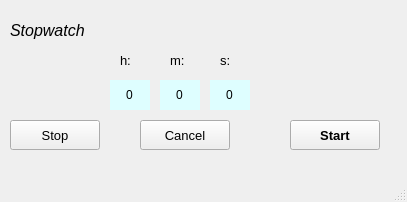
This is WorkClock.ui in Pr0meTheuSS/WorkClock as Qt 5 draws it before an edit. The edited form follows.
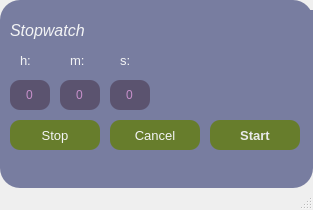
This is the edited form.

Commit message: Add features for start and stop timer, change visual styles

Diff of the .ui file:
```diff
--- a/WorkClock.ui
+++ b/WorkClock.ui
@@ -9,21 +9,33 @@
    <rect>
     <x>0</x>
     <y>0</y>
-    <width>407</width>
-    <height>202</height>
+    <width>313</width>
+    <height>210</height>
    </rect>
   </property>
   <property name="windowTitle">
    <string>WorkClock</string>
   </property>
+  <property name="autoFillBackground">
+   <bool>false</bool>
+  </property>
+  <property name="styleSheet">
+   <string notr="true"/>
+  </property>
   <property name="toolButtonStyle">
    <enum>Qt::ToolButtonTextOnly</enum>
   </property>
   <widget class="QWidget" name="centralwidget">
+   <property name="styleSheet">
+    <string notr="true">QWidget{
+	background-color: rgb(120, 125, 160);
+	border-radius:20px;
+}</string>
+   </property>
    <widget class="QPushButton" name="Start_btn">
     <property name="geometry">
      <rect>
-      <x>290</x>
+      <x>210</x>
       <y>120</y>
       <width>90</width>
       <height>30</height>
@@ -36,6 +48,13 @@
       <bold>true</bold>
      </font>
     </property>
+    <property name="styleSheet">
+     <string notr="true">QPushButton{
+background-color: rgb(103, 125, 44);
+border-radius:10px;
+	color: rgb(233, 234, 235);
+}</string>
+    </property>
     <property name="text">
      <string>Start</string>
     </property>
@@ -65,6 +84,14 @@
     <property name="autoFillBackground">
      <bool>false</bool>
     </property>
+    <property name="styleSheet">
+     <string notr="true">QPushButton{
+background-color: rgb(103, 125, 44);
+border-radius:10px;
+color: rgb(243, 244, 245);
+}
+</string>
+    </property>
     <property name="text">
      <string>Stop</string>
     </property>
@@ -84,6 +111,11 @@
       <italic>true</italic>
      </font>
     </property>
+    <property name="styleSheet">
+     <string notr="true">QLabel{
+color: rgb(243, 244, 245);
+}</string>
+    </property>
     <property name="text">
      <string>Stopwatch</string>
     </property>
@@ -91,7 +123,7 @@
    <widget class="QPushButton" name="Cancel_btn">
     <property name="geometry">
      <rect>
-      <x>140</x>
+      <x>110</x>
       <y>120</y>
       <width>90</width>
       <height>30</height>
@@ -113,6 +145,14 @@
     <property name="autoFillBackground">
      <bool>false</bool>
     </property>
+    <property name="styleSheet">
+     <string notr="true">QPushButton{
+background-color: rgb(103, 125, 44);
+border-radius:10px;
+color: rgb(243, 244, 245);
+}
+</string>
+    </property>
     <property name="text">
      <string>Cancel</string>
     </property>
@@ -133,7 +173,7 @@
    <widget class="QSpinBox" name="spinBoxHours">
     <property name="geometry">
      <rect>
-      <x>110</x>
+      <x>10</x>
       <y>80</y>
       <width>40</width>
       <height>30</height>
@@ -145,18 +185,18 @@
        <colorrole role="WindowText">
         <brush brushstyle="SolidPattern">
          <color alpha="255">
-          <red>0</red>
-          <green>0</green>
-          <blue>0</blue>
+          <red>199</red>
+          <green>143</green>
+          <blue>202</blue>
          </color>
         </brush>
        </colorrole>
        <colorrole role="Button">
         <brush brushstyle="SolidPattern">
          <color alpha="255">
-          <red>162</red>
-          <green>214</green>
-          <blue>214</blue>
+          <red>91</red>
+          <green>83</green>
+          <blue>111</blue>
          </color>
         </brush>
        </colorrole>
@@ -199,9 +239,9 @@
        <colorrole role="Text">
         <brush brushstyle="SolidPattern">
          <color alpha="255">
-          <red>0</red>
-          <green>0</green>
-          <blue>0</blue>
+          <red>199</red>
+          <green>143</green>
+          <blue>202</blue>
          </color>
         </brush>
        </colorrole>
@@ -217,27 +257,27 @@
        <colorrole role="ButtonText">
         <brush brushstyle="SolidPattern">
          <color alpha="255">
-          <red>0</red>
-          <green>0</green>
-          <blue>0</blue>
+          <red>199</red>
+          <green>143</green>
+          <blue>202</blue>
          </color>
         </brush>
        </colorrole>
        <colorrole role="Base">
         <brush brushstyle="SolidPattern">
          <color alpha="255">
-          <red>222</red>
-          <green>254</green>
-          <blue>255</blue>
+          <red>91</red>
+          <green>83</green>
+          <blue>111</blue>
          </color>
         </brush>
        </colorrole>
        <colorrole role="Window">
         <brush brushstyle="SolidPattern">
          <color alpha="255">
-          <red>162</red>
-          <green>214</green>
-          <blue>214</blue>
+          <red>91</red>
+          <green>83</green>
+          <blue>111</blue>
          </color>
         </brush>
        </colorrole>
@@ -318,18 +358,18 @@
        <colorrole role="WindowText">
         <brush brushstyle="SolidPattern">
          <color alpha="255">
-          <red>0</red>
-          <green>0</green>
-          <blue>0</blue>
+          <red>199</red>
+          <green>143</green>
+          <blue>202</blue>
          </color>
         </brush>
        </colorrole>
        <colorrole role="Button">
         <brush brushstyle="SolidPattern">
          <color alpha="255">
-          <red>162</red>
-          <green>214</green>
-          <blue>214</blue>
+          <red>91</red>
+          <green>83</green>
+          <blue>111</blue>
          </color>
         </brush>
        </colorrole>
@@ -372,9 +412,9 @@
        <colorrole role="Text">
         <brush brushstyle="SolidPattern">
          <color alpha="255">
-          <red>0</red>
-          <green>0</green>
-          <blue>0</blue>
+          <red>199</red>
+          <green>143</green>
+          <blue>202</blue>
          </color>
         </brush>
        </colorrole>
@@ -390,27 +430,27 @@
        <colorrole role="ButtonText">
         <brush brushstyle="SolidPattern">
          <color alpha="255">
-          <red>0</red>
-          <green>0</green>
-          <blue>0</blue>
+          <red>199</red>
+          <green>143</green>
+          <blue>202</blue>
          </color>
         </brush>
        </colorrole>
        <colorrole role="Base">
         <brush brushstyle="SolidPattern">
          <color alpha="255">
-          <red>222</red>
-          <green>254</green>
-          <blue>255</blue>
+          <red>91</red>
+          <green>83</green>
+          <blue>111</blue>
          </color>
         </brush>
        </colorrole>
        <colorrole role="Window">
         <brush brushstyle="SolidPattern">
          <color alpha="255">
-          <red>162</red>
-          <green>214</green>
-          <blue>214</blue>
+          <red>91</red>
+          <green>83</green>
+          <blue>111</blue>
          </color>
         </brush>
        </colorrole>
@@ -491,18 +531,18 @@
        <colorrole role="WindowText">
         <brush brushstyle="SolidPattern">
          <color alpha="255">
-          <red>81</red>
-          <green>107</green>
-          <blue>107</blue>
+          <red>199</red>
+          <green>143</green>
+          <blue>202</blue>
          </color>
         </brush>
        </colorrole>
        <colorrole role="Button">
         <brush brushstyle="SolidPattern">
          <color alpha="255">
-          <red>162</red>
-          <green>214</green>
-          <blue>214</blue>
+          <red>91</red>
+          <green>83</green>
+          <blue>111</blue>
          </color>
         </brush>
        </colorrole>
@@ -545,9 +585,9 @@
        <colorrole role="Text">
         <brush brushstyle="SolidPattern">
          <color alpha="255">
-          <red>81</red>
-          <green>107</green>
-          <blue>107</blue>
+          <red>199</red>
+          <green>143</green>
+          <blue>202</blue>
          </color>
         </brush>
        </colorrole>
@@ -563,27 +603,27 @@
        <colorrole role="ButtonText">
         <brush brushstyle="SolidPattern">
          <color alpha="255">
-          <red>81</red>
-          <green>107</green>
-          <blue>107</blue>
+          <red>199</red>
+          <green>143</green>
+          <blue>202</blue>
          </color>
         </brush>
        </colorrole>
        <colorrole role="Base">
         <brush brushstyle="SolidPattern">
          <color alpha="255">
-          <red>162</red>
-          <green>214</green>
-          <blue>214</blue>
+          <red>91</red>
+          <green>83</green>
+          <blue>111</blue>
          </color>
         </brush>
        </colorrole>
        <colorrole role="Window">
         <brush brushstyle="SolidPattern">
          <color alpha="255">
-          <red>162</red>
-          <green>214</green>
-          <blue>214</blue>
+          <red>91</red>
+          <green>83</green>
+          <blue>111</blue>
          </color>
         </brush>
        </colorrole>
@@ -665,6 +705,16 @@
     <property name="contextMenuPolicy">
      <enum>Qt::CustomContextMenu</enum>
     </property>
+    <property name="styleSheet">
+     <string notr="true">QSpinBox{
+color:rgb(199, 143, 202);
+	background-color: rgb(91, 83, 111);
+	border-radius:10px;
+}</string>
+    </property>
+    <property name="wrapping">
+     <bool>true</bool>
+    </property>
     <property name="frame">
      <bool>false</bool>
     </property>
@@ -684,7 +734,7 @@
    <widget class="QSpinBox" name="spinBoxMinutes">
     <property name="geometry">
      <rect>
-      <x>160</x>
+      <x>60</x>
       <y>80</y>
       <width>40</width>
       <height>30</height>
@@ -696,18 +746,18 @@
        <colorrole role="WindowText">
         <brush brushstyle="SolidPattern">
          <color alpha="255">
-          <red>0</red>
-          <green>0</green>
-          <blue>0</blue>
+          <red>199</red>
+          <green>143</green>
+          <blue>202</blue>
          </color>
         </brush>
        </colorrole>
        <colorrole role="Button">
         <brush brushstyle="SolidPattern">
          <color alpha="255">
-          <red>162</red>
-          <green>214</green>
-          <blue>214</blue>
+          <red>91</red>
+          <green>83</green>
+          <blue>111</blue>
          </color>
         </brush>
        </colorrole>
@@ -750,9 +800,9 @@
        <colorrole role="Text">
         <brush brushstyle="SolidPattern">
          <color alpha="255">
-          <red>0</red>
-          <green>0</green>
-          <blue>0</blue>
+          <red>199</red>
+          <green>143</green>
+          <blue>202</blue>
          </color>
         </brush>
        </colorrole>
@@ -768,27 +818,27 @@
        <colorrole role="ButtonText">
         <brush brushstyle="SolidPattern">
          <color alpha="255">
-          <red>0</red>
-          <green>0</green>
-          <blue>0</blue>
+          <red>199</red>
+          <green>143</green>
+          <blue>202</blue>
          </color>
         </brush>
        </colorrole>
        <colorrole role="Base">
         <brush brushstyle="SolidPattern">
          <color alpha="255">
-          <red>222</red>
-          <green>254</green>
-          <blue>255</blue>
+          <red>91</red>
+          <green>83</green>
+          <blue>111</blue>
          </color>
         </brush>
        </colorrole>
        <colorrole role="Window">
         <brush brushstyle="SolidPattern">
          <color alpha="255">
-          <red>162</red>
-          <green>214</green>
-          <blue>214</blue>
+          <red>91</red>
+          <green>83</green>
+          <blue>111</blue>
          </color>
         </brush>
        </colorrole>
@@ -869,18 +919,18 @@
        <colorrole role="WindowText">
         <brush brushstyle="SolidPattern">
          <color alpha="255">
-          <red>0</red>
-          <green>0</green>
-          <blue>0</blue>
+          <red>199</red>
+          <green>143</green>
+          <blue>202</blue>
          </color>
         </brush>
        </colorrole>
        <colorrole role="Button">
         <brush brushstyle="SolidPattern">
          <color alpha="255">
-          <red>162</red>
-          <green>214</green>
-          <blue>214</blue>
+          <red>91</red>
+          <green>83</green>
+          <blue>111</blue>
          </color>
         </brush>
        </colorrole>
@@ -923,9 +973,9 @@
        <colorrole role="Text">
         <brush brushstyle="SolidPattern">
          <color alpha="255">
-          <red>0</red>
-          <green>0</green>
-          <blue>0</blue>
+          <red>199</red>
+          <green>143</green>
+          <blue>202</blue>
          </color>
         </brush>
        </colorrole>
@@ -941,27 +991,27 @@
        <colorrole role="ButtonText">
         <brush brushstyle="SolidPattern">
          <color alpha="255">
-          <red>0</red>
-          <green>0</green>
-          <blue>0</blue>
+          <red>199</red>
+          <green>143</green>
+          <blue>202</blue>
          </color>
         </brush>
        </colorrole>
        <colorrole role="Base">
         <brush brushstyle="SolidPattern">
          <color alpha="255">
-          <red>222</red>
-          <green>254</green>
-          <blue>255</blue>
+          <red>91</red>
+          <green>83</green>
+          <blue>111</blue>
          </color>
         </brush>
        </colorrole>
        <colorrole role="Window">
         <brush brushstyle="SolidPattern">
          <color alpha="255">
-          <red>162</red>
-          <green>214</green>
-          <blue>214</blue>
+          <red>91</red>
+          <green>83</green>
+          <blue>111</blue>
          </color>
         </brush>
        </colorrole>
@@ -1042,18 +1092,18 @@
        <colorrole role="WindowText">
         <brush brushstyle="SolidPattern">
          <color alpha="255">
-          <red>81</red>
-          <green>107</green>
-          <blue>107</blue>
+          <red>199</red>
+          <green>143</green>
+          <blue>202</blue>
          </color>
         </brush>
        </colorrole>
        <colorrole role="Button">
         <brush brushstyle="SolidPattern">
          <color alpha="255">
-          <red>162</red>
-          <green>214</green>
-          <blue>214</blue>
+          <red>91</red>
+          <green>83</green>
+          <blue>111</blue>
          </color>
         </brush>
        </colorrole>
@@ -1096,9 +1146,9 @@
        <colorrole role="Text">
         <brush brushstyle="SolidPattern">
          <color alpha="255">
-          <red>81</red>
-          <green>107</green>
-          <blue>107</blue>
+          <red>199</red>
+          <green>143</green>
+          <blue>202</blue>
          </color>
         </brush>
        </colorrole>
@@ -1114,27 +1164,27 @@
        <colorrole role="ButtonText">
         <brush brushstyle="SolidPattern">
          <color alpha="255">
-          <red>81</red>
-          <green>107</green>
-          <blue>107</blue>
+          <red>199</red>
+          <green>143</green>
+          <blue>202</blue>
          </color>
         </brush>
        </colorrole>
        <colorrole role="Base">
         <brush brushstyle="SolidPattern">
          <color alpha="255">
-          <red>162</red>
-          <green>214</green>
-          <blue>214</blue>
+          <red>91</red>
+          <green>83</green>
+          <blue>111</blue>
          </color>
         </brush>
        </colorrole>
        <colorrole role="Window">
         <brush brushstyle="SolidPattern">
          <color alpha="255">
-          <red>162</red>
-          <green>214</green>
-          <blue>214</blue>
+          <red>91</red>
+          <green>83</green>
+          <blue>111</blue>
          </color>
         </brush>
        </colorrole>
@@ -1216,6 +1266,16 @@
     <property name="contextMenuPolicy">
      <enum>Qt::CustomContextMenu</enum>
     </property>
+    <property name="styleSheet">
+     <string notr="true">QSpinBox{
+color:rgb(199, 143, 202);
+	background-color: rgb(91, 83, 111);
+	border-radius:10px;
+}</string>
+    </property>
+    <property name="wrapping">
+     <bool>true</bool>
+    </property>
     <property name="frame">
      <bool>false</bool>
     </property>
@@ -1235,7 +1295,7 @@
    <widget class="QSpinBox" name="spinBoxSeconds">
     <property name="geometry">
      <rect>
-      <x>210</x>
+      <x>110</x>
       <y>80</y>
       <width>40</width>
       <height>30</height>
@@ -1247,18 +1307,18 @@
        <colorrole role="WindowText">
         <brush brushstyle="SolidPattern">
          <color alpha="255">
-          <red>0</red>
-          <green>0</green>
-          <blue>0</blue>
+          <red>199</red>
+          <green>143</green>
+          <blue>202</blue>
          </color>
         </brush>
        </colorrole>
        <colorrole role="Button">
         <brush brushstyle="SolidPattern">
          <color alpha="255">
-          <red>162</red>
-          <green>214</green>
-          <blue>214</blue>
+          <red>91</red>
+          <green>83</green>
+          <blue>111</blue>
          </color>
         </brush>
        </colorrole>
@@ -1301,9 +1361,9 @@
        <colorrole role="Text">
         <brush brushstyle="SolidPattern">
          <color alpha="255">
-          <red>0</red>
-          <green>0</green>
-          <blue>0</blue>
+          <red>199</red>
+          <green>143</green>
+          <blue>202</blue>
          </color>
         </brush>
        </colorrole>
@@ -1319,27 +1379,27 @@
        <colorrole role="ButtonText">
         <brush brushstyle="SolidPattern">
          <color alpha="255">
-          <red>0</red>
-          <green>0</green>
-          <blue>0</blue>
+          <red>199</red>
+          <green>143</green>
+          <blue>202</blue>
          </color>
         </brush>
        </colorrole>
        <colorrole role="Base">
         <brush brushstyle="SolidPattern">
          <color alpha="255">
-          <red>222</red>
-          <green>254</green>
-          <blue>255</blue>
+          <red>91</red>
+          <green>83</green>
+          <blue>111</blue>
          </color>
         </brush>
        </colorrole>
        <colorrole role="Window">
         <brush brushstyle="SolidPattern">
          <color alpha="255">
-          <red>162</red>
-          <green>214</green>
-          <blue>214</blue>
+          <red>91</red>
+          <green>83</green>
+          <blue>111</blue>
          </color>
         </brush>
        </colorrole>
@@ -1420,18 +1480,18 @@
        <colorrole role="WindowText">
         <brush brushstyle="SolidPattern">
          <color alpha="255">
-          <red>0</red>
-          <green>0</green>
-          <blue>0</blue>
+          <red>199</red>
+          <green>143</green>
+          <blue>202</blue>
          </color>
         </brush>
        </colorrole>
        <colorrole role="Button">
         <brush brushstyle="SolidPattern">
          <color alpha="255">
-          <red>162</red>
-          <green>214</green>
-          <blue>214</blue>
+          <red>91</red>
+          <green>83</green>
+          <blue>111</blue>
          </color>
         </brush>
        </colorrole>
@@ -1474,9 +1534,9 @@
        <colorrole role="Text">
         <brush brushstyle="SolidPattern">
          <color alpha="255">
-          <red>0</red>
-          <green>0</green>
-          <blue>0</blue>
+          <red>199</red>
+          <green>143</green>
+          <blue>202</blue>
          </color>
         </brush>
        </colorrole>
@@ -1492,27 +1552,27 @@
        <colorrole role="ButtonText">
         <brush brushstyle="SolidPattern">
          <color alpha="255">
-          <red>0</red>
-          <green>0</green>
-          <blue>0</blue>
+          <red>199</red>
+          <green>143</green>
+          <blue>202</blue>
          </color>
         </brush>
        </colorrole>
        <colorrole role="Base">
         <brush brushstyle="SolidPattern">
          <color alpha="255">
-          <red>222</red>
-          <green>254</green>
-          <blue>255</blue>
+          <red>91</red>
+          <green>83</green>
+          <blue>111</blue>
          </color>
         </brush>
        </colorrole>
        <colorrole role="Window">
         <brush brushstyle="SolidPattern">
          <color alpha="255">
-          <red>162</red>
-          <green>214</green>
-          <blue>214</blue>
+          <red>91</red>
+          <green>83</green>
+          <blue>111</blue>
          </color>
         </brush>
        </colorrole>
@@ -1593,18 +1653,18 @@
        <colorrole role="WindowText">
         <brush brushstyle="SolidPattern">
          <color alpha="255">
-          <red>81</red>
-          <green>107</green>
-          <blue>107</blue>
+          <red>199</red>
+          <green>143</green>
+          <blue>202</blue>
          </color>
         </brush>
        </colorrole>
        <colorrole role="Button">
         <brush brushstyle="SolidPattern">
          <color alpha="255">
-          <red>162</red>
-          <green>214</green>
-          <blue>214</blue>
+          <red>91</red>
+          <green>83</green>
+          <blue>111</blue>
          </color>
         </brush>
        </colorrole>
@@ -1647,9 +1707,9 @@
        <colorrole role="Text">
         <brush brushstyle="SolidPattern">
          <color alpha="255">
-          <red>81</red>
-          <green>107</green>
-          <blue>107</blue>
+          <red>199</red>
+          <green>143</green>
+          <blue>202</blue>
          </color>
         </brush>
        </colorrole>
@@ -1665,27 +1725,27 @@
        <colorrole role="ButtonText">
         <brush brushstyle="SolidPattern">
          <color alpha="255">
-          <red>81</red>
-          <green>107</green>
-          <blue>107</blue>
+          <red>199</red>
+          <green>143</green>
+          <blue>202</blue>
          </color>
         </brush>
        </colorrole>
        <colorrole role="Base">
         <brush brushstyle="SolidPattern">
          <color alpha="255">
-          <red>162</red>
-          <green>214</green>
-          <blue>214</blue>
+          <red>91</red>
+          <green>83</green>
+          <blue>111</blue>
          </color>
         </brush>
        </colorrole>
        <colorrole role="Window">
         <brush brushstyle="SolidPattern">
          <color alpha="255">
-          <red>162</red>
-          <green>214</green>
-          <blue>214</blue>
+          <red>91</red>
+          <green>83</green>
+          <blue>111</blue>
          </color>
         </brush>
        </colorrole>
@@ -1767,6 +1827,16 @@
     <property name="contextMenuPolicy">
      <enum>Qt::CustomContextMenu</enum>
     </property>
+    <property name="styleSheet">
+     <string notr="true">QSpinBox{
+color:rgb(199, 143, 202);
+	background-color: rgb(91, 83, 111);
+	border-radius:10px;
+}</string>
+    </property>
+    <property name="wrapping">
+     <bool>true</bool>
+    </property>
     <property name="frame">
      <bool>false</bool>
     </property>
@@ -1786,7 +1856,7 @@
    <widget class="QLabel" name="Config_lbl_2">
     <property name="geometry">
      <rect>
-      <x>120</x>
+      <x>20</x>
       <y>50</y>
       <width>20</width>
       <height>20</height>
@@ -1798,6 +1868,11 @@
       <italic>false</italic>
      </font>
     </property>
+    <property name="styleSheet">
+     <string notr="true">QLabel{
+color: rgb(243, 244, 245);
+}</string>
+    </property>
     <property name="text">
      <string>h:</string>
     </property>
@@ -1805,7 +1880,7 @@
    <widget class="QLabel" name="Config_lbl_3">
     <property name="geometry">
      <rect>
-      <x>170</x>
+      <x>70</x>
       <y>50</y>
       <width>20</width>
       <height>20</height>
@@ -1817,6 +1892,11 @@
       <italic>false</italic>
      </font>
     </property>
+    <property name="styleSheet">
+     <string notr="true">QLabel{
+color: rgb(243, 244, 245);
+}</string>
+    </property>
     <property name="text">
      <string>m:</string>
     </property>
@@ -1824,7 +1904,7 @@
    <widget class="QLabel" name="Config_lbl_4">
     <property name="geometry">
      <rect>
-      <x>220</x>
+      <x>120</x>
       <y>50</y>
       <width>20</width>
       <height>20</height>
@@ -1836,6 +1916,11 @@
       <italic>false</italic>
      </font>
     </property>
+    <property name="styleSheet">
+     <string notr="true">QLabel{
+color: rgb(243, 244, 245);
+}</string>
+    </property>
     <property name="text">
      <string>s:</string>
     </property>
```
Left out of the diff: 7 changed lines with no effect on the pictures. The commit also changes 1 other file.
